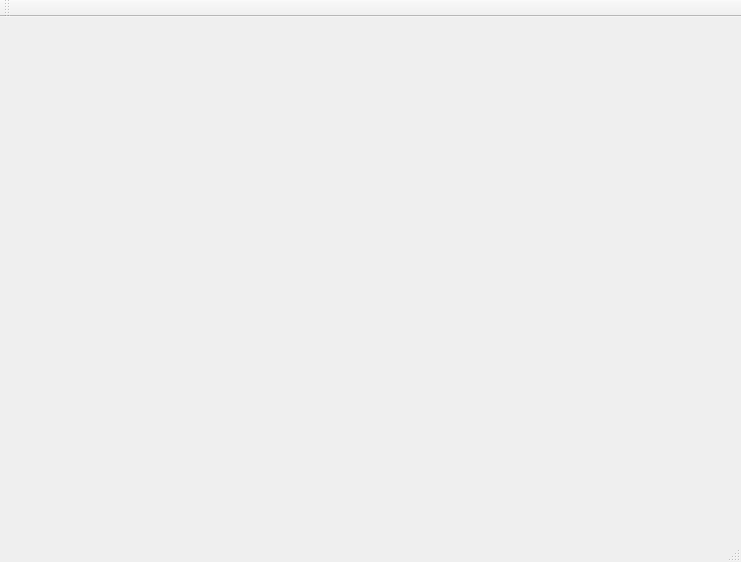
Above: MultiFormatPlayer/MFPMainWindow.ui from jyhlearning/MultiFormatPlayer before the change. Below: the same form after it.
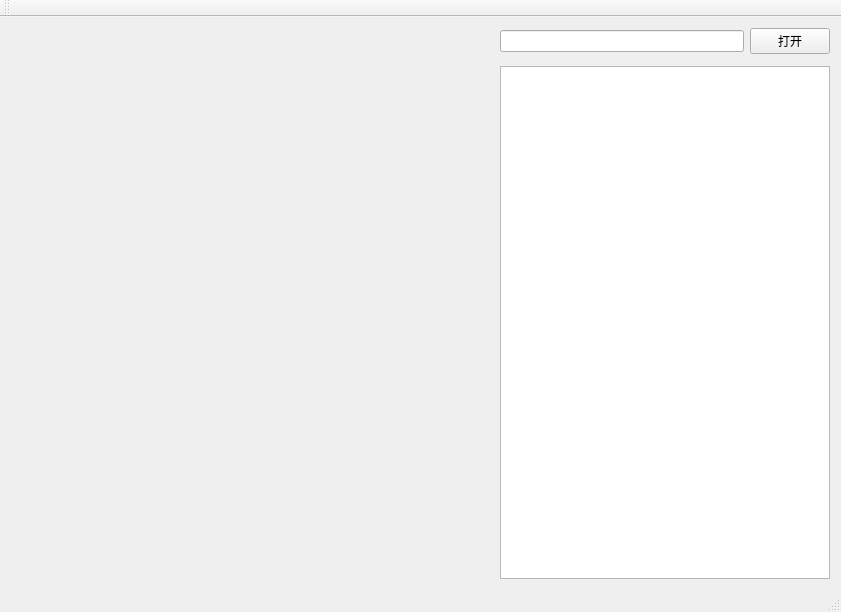
That is the form after the change.

Patch:
```diff
--- a/MultiFormatPlayer/MFPMainWindow.ui
+++ b/MultiFormatPlayer/MFPMainWindow.ui
@@ -6,16 +6,39 @@
    <rect>
     <x>0</x>
     <y>0</y>
-    <width>741</width>
-    <height>562</height>
+    <width>841</width>
+    <height>612</height>
    </rect>
   </property>
   <property name="windowTitle">
    <string>MFPMainWindow</string>
   </property>
   <widget class="QWidget" name="centralWidget">
-   <layout class="QGridLayout" name="gridLayout">
-    <item row="0" column="0">
+   <layout class="QGridLayout" name="gridLayout" columnstretch="2,1,0">
+    <item row="0" column="1">
+     <widget class="QLineEdit" name="lineEdit"/>
+    </item>
+    <item row="0" column="2">
+     <widget class="QPushButton" name="openfileButton">
+      <property name="text">
+       <string>打开</string>
+      </property>
+     </widget>
+    </item>
+    <item row="2" column="1" colspan="2">
+     <widget class="QListView" name="historyListView">
+      <property name="enabled">
+       <bool>true</bool>
+      </property>
+      <property name="editTriggers">
+       <set>QAbstractItemView::NoEditTriggers</set>
+      </property>
+      <property name="isWrapping" stdset="0">
+       <bool>false</bool>
+      </property>
+     </widget>
+    </item>
+    <item row="1" column="0" rowspan="2">
      <layout class="QVBoxLayout" name="verticalLayout"/>
     </item>
    </layout>
```
Left out of the diff: 2 changed lines with no effect on the pictures.
